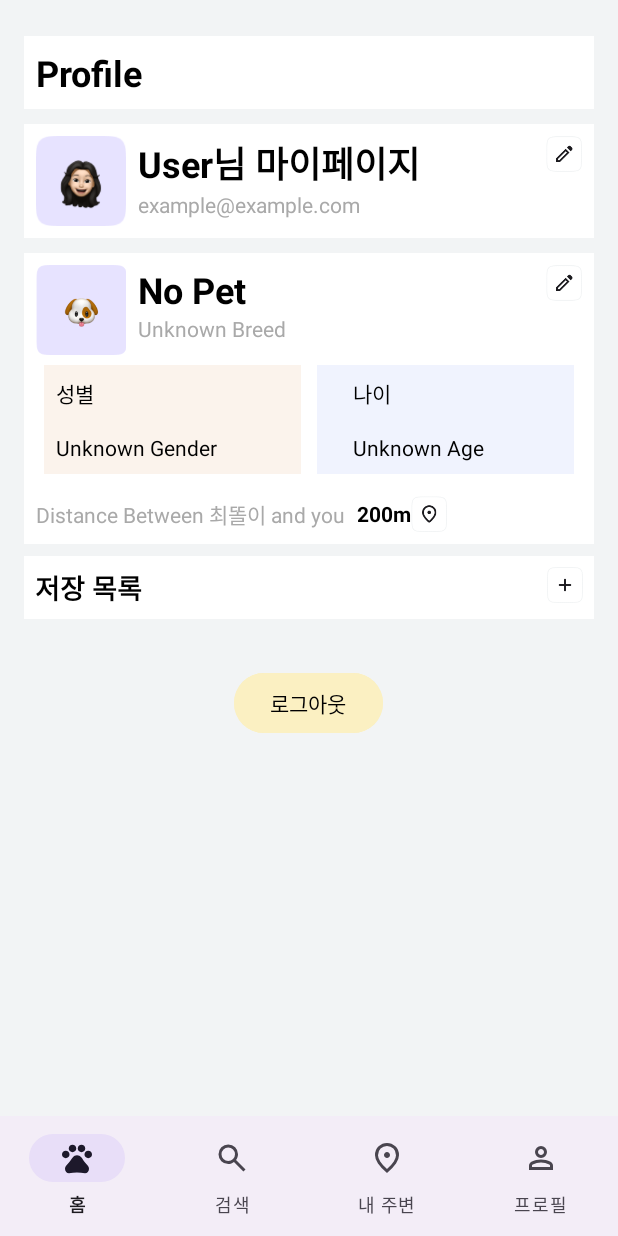
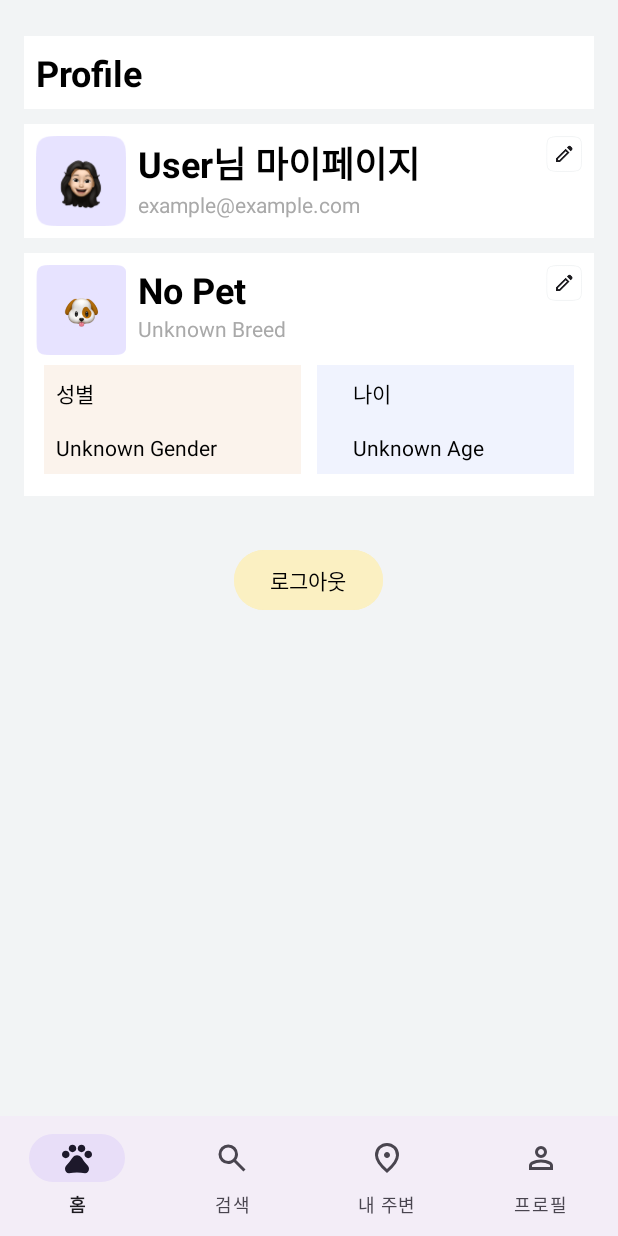
Before and after one commit to petopiaaa/Petopiaaa, an Android app: the fragment ProfileFragment placed in its activity, on a phone screen of 412 x 824 dp. Run offline under Robolectric (Android 15) with nearby library versions, the phone set to English and light mode, and no system bars; our stand-ins replace Firebase (no records; nobody signed in at launch, a user with empty details on screens opened directly); pictures from the network do not load.

Commit message:
최종 Petopia Project

```diff
--- a/app/src/main/AndroidManifest.xml
+++ b/app/src/main/AndroidManifest.xml
@@ -8,6 +8,7 @@
 
     <application
         android:allowBackup="true"
+        android:enableOnBackInvokedCallback="true"
         android:dataExtractionRules="@xml/data_extraction_rules"
         android:fullBackupContent="@xml/backup_rules"
         android:icon="@drawable/ic_petopia"
--- a/app/src/main/java/edu/sswu/petopia/fragment/ProfileFragment.kt
+++ b/app/src/main/java/edu/sswu/petopia/fragment/ProfileFragment.kt
@@ -62,6 +62,7 @@ class ProfileFragment : Fragment() {
         auth = FirebaseAuth.getInstance()
 
         // UI 요소 참조
+
         userImageView = view.findViewById(R.id.userImageView)
         petImageView = view.findViewById(R.id.petImageView)
         nameTextView = view.findViewById(R.id.nameTextView)
@@ -70,6 +71,9 @@ class ProfileFragment : Fragment() {
         petBreedTextView = view.findViewById(R.id.petBreedTextView)
         petGenderTextView = view.findViewById(R.id.petGenderTextView)
         petAgeTextView = view.findViewById(R.id.petAgeTextView)
+
+        val userEmail = auth.currentUser?.email ?: "example@example.com"
+        emailTextView.text = userEmail
 
         // 버튼 및 클릭 리스너 설정
         view.findViewById<ImageView>(R.id.editUser).setOnClickListener {
--- a/app/src/main/res/layout/fragment_profile.xml
+++ b/app/src/main/res/layout/fragment_profile.xml
@@ -119,7 +119,7 @@
                         android:scaleType="centerCrop" />
 
                     <LinearLayout
-                        android:layout_width="0dp"
+                        android:layout_width="match_parent"
                         android:layout_height="wrap_content"
                         android:orientation="vertical"
                         android:layout_weight="1"
@@ -214,64 +214,10 @@
                 </LinearLayout>
 
 
-                <LinearLayout
-                    android:layout_width="wrap_content"
-                    android:layout_height="wrap_content">
 
-                    <!-- Distance Information -->
-                    <LinearLayout
-                        android:layout_width="match_parent"
-                        android:layout_height="wrap_content"
-                        android:orientation="horizontal"
-                        android:gravity="center_vertical"
-                        android:paddingTop="8dp">
-
-                        <TextView
-                            android:layout_width="wrap_content"
-                            android:layout_height="wrap_content"
-                            android:text="Distance Between 최똘이 and you"
-                            android:textColor="#A9A9A9" />
-
-                        <TextView
-                            android:layout_width="wrap_content"
-                            android:layout_height="wrap_content"
-                            android:text="200m"
-                            android:layout_marginStart="8dp"
-                            android:textColor="@color/black"
-                            android:textStyle="bold" />
-                        <ImageView
-                            android:layout_width="24dp"
-                            android:layout_height="24dp"
-                            android:src="@drawable/ic_pfloc"/>
-                    </LinearLayout>
-
-                </LinearLayout>
             </LinearLayout>
 
-            <!-- Plans Section -->
-            <LinearLayout
-                android:layout_width="match_parent"
-                android:layout_height="wrap_content"
-                android:orientation="horizontal"
-                android:padding="7dp"
-                android:background="#FFFFFF"
-                android:layout_marginTop="8dp">
 
-                <TextView
-                    android:layout_width="0dp"
-                    android:layout_height="wrap_content"
-                    android:layout_weight="1"
-                    android:text="저장 목록"
-                    android:textSize="18sp"
-                    android:textStyle="bold"
-                    android:textColor="@color/black" />
-
-                <ImageView
-                    android:layout_width="24dp"
-                    android:layout_height="24dp"
-                    android:src="@drawable/ic_pfadd"
-                    android:contentDescription="Add Plan" />
-            </LinearLayout>
 
             <!-- Logout button -->
             <LinearLayout
```
Also changed, not shown: 3 other files.
